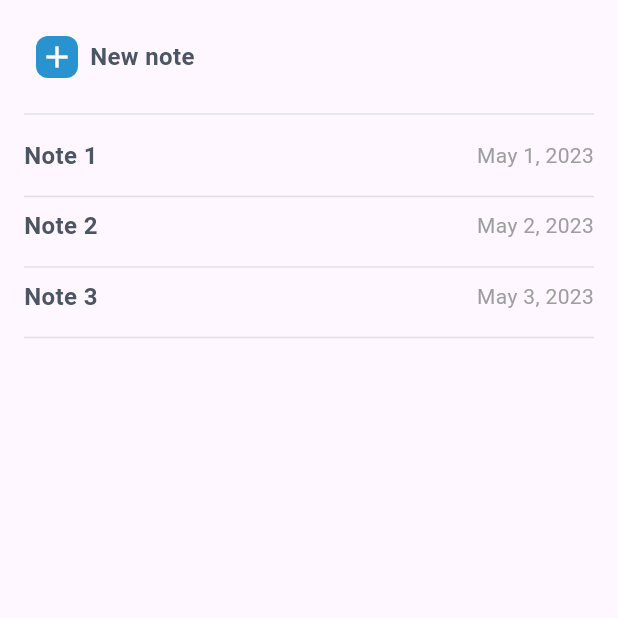
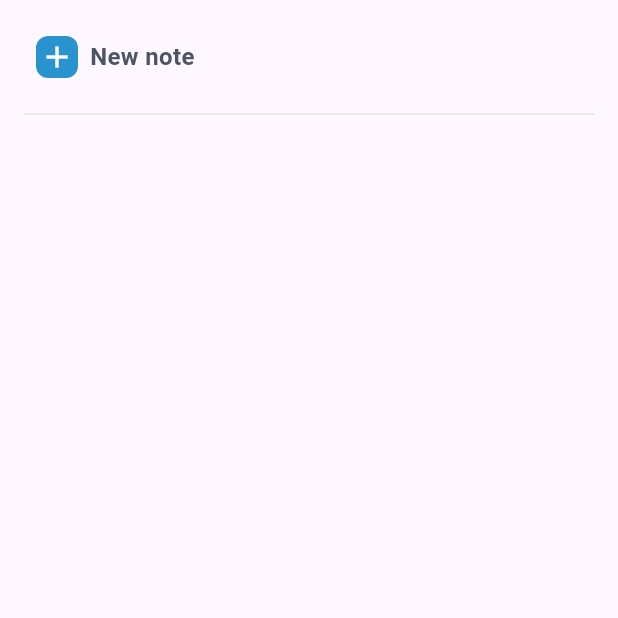
Before and after one commit to Mersaduv/identa-sample, a Flutter app: the NotesScreen screen opened directly, on a phone screen of 412 x 824 dp, the top half of it. Run offline on Flutter 3.47's test engine with Material 2 defaults, Android fonts, the phone set to English and light mode, and no system bars; our stand-ins replace flutter_secure_storage, flutter_svg, shared_preferences; missing offline and left inert: flutter_appauth; accounts and stored records are empty.

Commit message:
- created note

```diff
--- a/lib/main.dart
+++ b/lib/main.dart
@@ -59,7 +59,7 @@ class _MyHomePageState extends State<MyHomePage>
         children: [
           ChatScreen(),
           ChatScreen(),
-          NotesScreen(),
+          const NotesScreen(),
         ],
       ),
     );
--- a/lib/screens/notes.dart
+++ b/lib/screens/notes.dart
@@ -1,5 +1,7 @@
+import 'dart:convert';
 import 'package:flutter/material.dart';
 import 'package:identa/widgets/note_content.dart';
+import 'package:shared_preferences/shared_preferences.dart';
 import '../widgets/note_model.dart';
 
 class NotesScreen extends StatefulWidget {
@@ -10,38 +12,41 @@ class NotesScreen extends StatefulWidget {
 }
 
 class _NotesScreenState extends State<NotesScreen> {
-  List<NoteModel> notes = [
-    NoteModel(
-      title: 'Note 1',
-      date: 'May 1, 2023',
-    ),
-    NoteModel(
-      title: 'Note 2',
-      date: 'May 2, 2023',
-    ),
-    NoteModel(
-      title: 'Note 3',
-      date: 'May 3, 2023',
-    ),
-    // Add more notes as needed
-  ];
+  List<NoteModel> notes = [];
 
-  void addNewNote() {
-    setState(() {
-      notes.insert(
-        0,
-        NoteModel(
-          title: 'New Note',
-          date: DateTime.now().toString(),
-        ),
-      );
-    });
+  @override
+  void initState() {
+    super.initState();
+    loadConversations();
   }
 
-  void deleteNote(int index) {
+  void deleteNote(int index) async {
     setState(() {
       notes.removeAt(index);
     });
+
+    SharedPreferences prefs = await SharedPreferences.getInstance();
+    List<String>? noteJsonList = prefs.getStringList('notes');
+
+    if (noteJsonList != null) {
+      noteJsonList.removeAt(index);
+      await prefs.setStringList('notes', noteJsonList);
+    }
+  }
+
+  Future<void> loadConversations() async {
+    SharedPreferences prefs = await SharedPreferences.getInstance();
+    List<String>? noteJsonList = prefs.getStringList('notes');
+
+    if (noteJsonList != null) {
+      for (String noteJson in noteJsonList) {
+        Map<String, dynamic> noteMap = jsonDecode(noteJson);
+        NoteModel note = NoteModel.fromJson(noteMap);
+        notes.add(note);
+      }
+    }
+
+    setState(() {});
   }
 
   @override
@@ -55,11 +60,10 @@ class _NotesScreenState extends State<NotesScreen> {
               padding: const EdgeInsets.fromLTRB(16.0, 16.0, 16.0, 8.0),
               child: GestureDetector(
                 onTap: () {
-                  addNewNote();
                   Navigator.push(
                     context,
                     MaterialPageRoute(
-                      builder: (context) => NotesContent(note: notes.first),
+                      builder: (context) => const NotesContent(),
                     ),
                   );
                 },
@@ -67,7 +71,7 @@ class _NotesScreenState extends State<NotesScreen> {
                   crossAxisAlignment: CrossAxisAlignment.stretch,
                   children: [
                     Container(
-                      padding: EdgeInsets.all(8.0),
+                      padding: const EdgeInsets.all(8.0),
                       decoration: BoxDecoration(
                         borderRadius: BorderRadius.circular(4.0),
                       ),
@@ -78,16 +82,16 @@ class _NotesScreenState extends State<NotesScreen> {
                             height: 28.0,
                             decoration: BoxDecoration(
                               shape: BoxShape.rectangle,
-                              color: Color(0xFF2993CF),
+                              color: const Color(0xFF2993CF),
                               borderRadius: BorderRadius.circular(8.0),
                             ),
-                            child: Icon(
+                            child: const Icon(
                               Icons.add,
                               color: Colors.white,
                             ),
                           ),
-                          SizedBox(width: 8.0),
-                          Text(
+                          const SizedBox(width: 8.0),
+                          const Text(
                             'New note',
                             style: TextStyle(
                               fontWeight: FontWeight.bold,
@@ -98,7 +102,7 @@ class _NotesScreenState extends State<NotesScreen> {
                         ],
                       ),
                     ),
-                    SizedBox(height: 8.0),
+                    const SizedBox(height: 8.0),
                     Divider(
                       color: Colors.grey[300],
                       thickness: 1.0,
@@ -117,8 +121,8 @@ class _NotesScreenState extends State<NotesScreen> {
             background: Container(
               color: Colors.red,
               alignment: Alignment.centerRight,
-              padding: EdgeInsets.only(right: 16.0),
-              child: Icon(
+              padding: const EdgeInsets.only(right: 16.0),
+              child: const Icon(
                 Icons.delete,
                 color: Colors.white,
               ),
@@ -128,15 +132,16 @@ class _NotesScreenState extends State<NotesScreen> {
                 context: context,
                 builder: (context) {
                   return AlertDialog(
-                    title: Text('Delete Note'),
-                    content: Text('Are you sure you want to delete this note?'),
+                    title: const Text('Delete Note'),
+                    content: const Text(
+                        'Are you sure you want to delete this note?'),
                     actions: [
                       TextButton(
-                        child: Text('No'),
+                        child: const Text('No'),
                         onPressed: () => Navigator.of(context).pop(false),
                       ),
                       TextButton(
-                        child: Text('Yes'),
+                        child: const Text('Yes'),
                         onPressed: () => Navigator.of(context).pop(true),
                       ),
                     ],
@@ -165,7 +170,7 @@ class _NotesScreenState extends State<NotesScreen> {
                             Expanded(
                               child: Text(
                                 note.title,
-                                style: TextStyle(
+                                style: const TextStyle(
                                   fontWeight: FontWeight.bold,
                                   fontSize: 16.0,
                                   color: Color(0xFF4B5563),
@@ -174,14 +179,14 @@ class _NotesScreenState extends State<NotesScreen> {
                             ),
                             Text(
                               note.date,
-                              style: TextStyle(
+                              style: const TextStyle(
                                 color: Colors.grey,
                                 fontSize: 14.0,
                               ),
                             ),
                           ],
                         ),
-                        SizedBox(height: 8.0),
+                        const SizedBox(height: 8.0),
                         Divider(
                           color: Colors.grey[300],
                           thickness: 1.0,
--- a/pubspec.yaml
+++ b/pubspec.yaml
@@ -38,6 +38,8 @@ dependencies:
   http: ^0.13.6
   flutter_appauth: ^6.0.0
   flutter_secure_storage: ^8.0.0
+  shared_preferences: ^2.1.1
+  uuid: ^3.0.7
 
 dev_dependencies:
   flutter_test:
```
Also changed, not shown: lib/widgets/note_content.dart (+34 -18 lines), lib/widgets/note_model.dart (+14 -0 lines), pubspec.lock, 1 other file.
